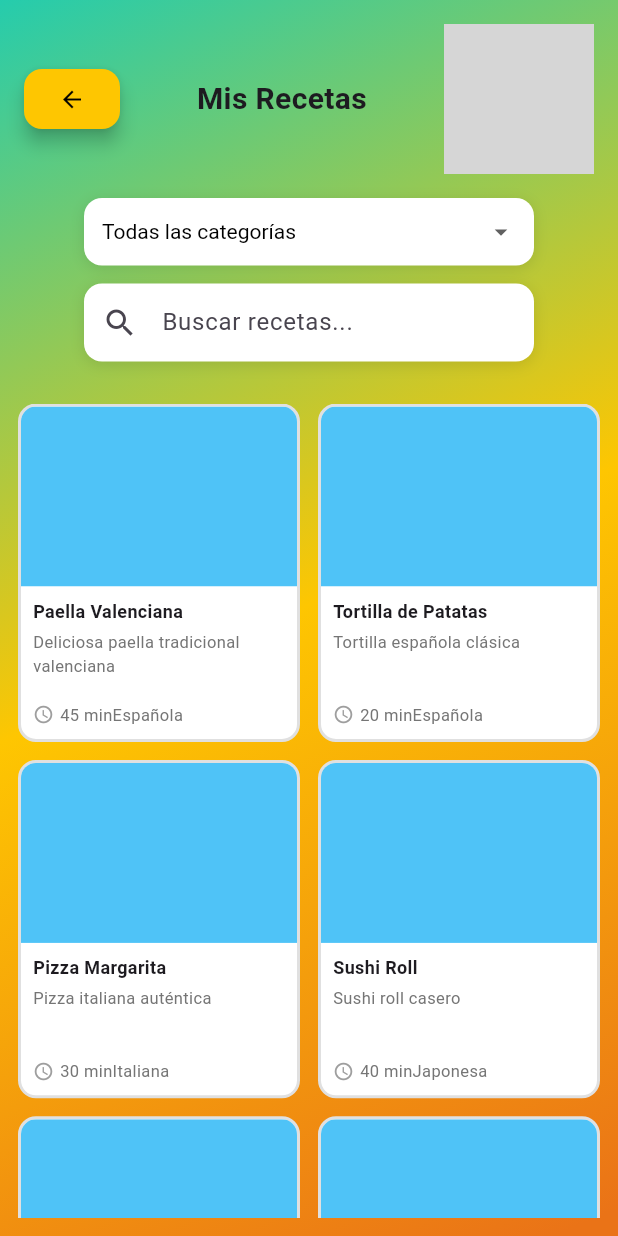
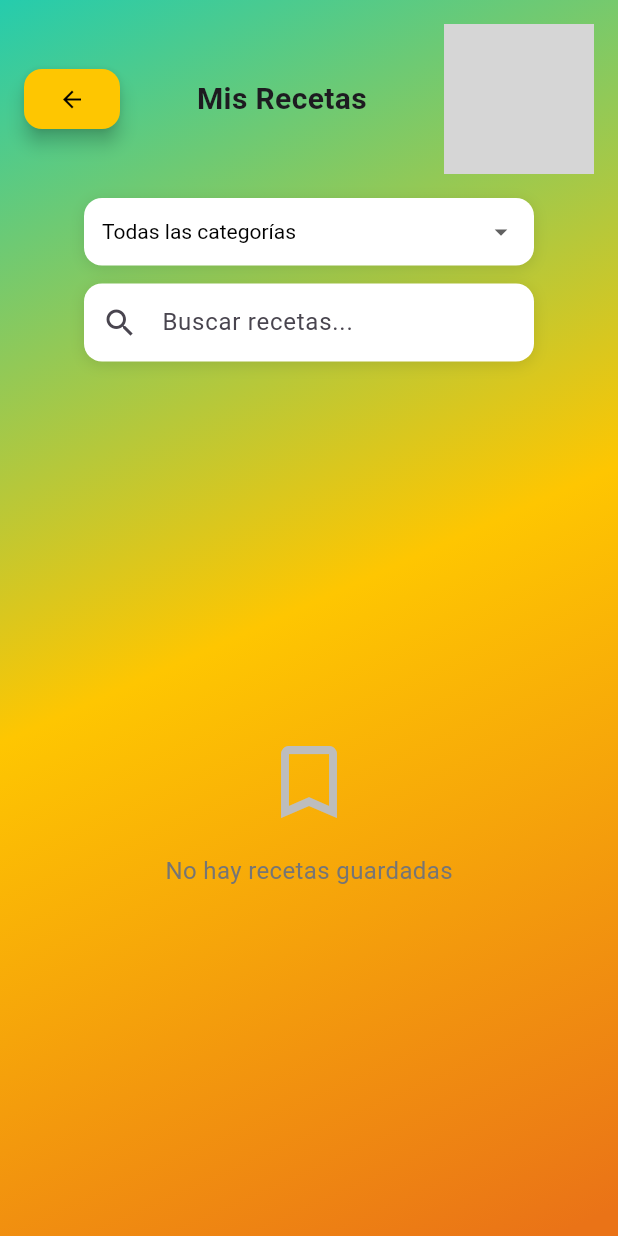
Before and after one commit to FranMejiasGlez/PROYECTO_APP_RECETAS, a Flutter app: the PantallaBiblioteca screen opened by its route, after a tap on "Mis Recetas", on a phone screen of 412 x 824 dp. Run offline on Flutter 3.47's test engine with Material 3 defaults, Android fonts, the phone set to English and light mode, and no system bars; missing offline and left inert: dart:js_interop; network calls fail; project files that could hold a hidden picture were left out; grey boxes are pictures that could not be loaded.

Commit message:
Feature: Crear receta ahora se guarda localmente y se va pasando por pantallas para poder mostrarla en biblioteca y mis recetas. Fix:Se cambia el gradiente por el AppTheme.getGradient

```diff
--- a/app_recetas/lib/screens/pantalla_biblioteca.dart
+++ b/app_recetas/lib/screens/pantalla_biblioteca.dart
@@ -1,21 +1,26 @@
 import 'package:app_recetas/config/routes.dart';
 import 'package:app_recetas/widgets/recipe/user_avatar.dart';
-
+import 'package:app_recetas/model/recipe.dart';
 import 'package:flutter/material.dart';
-
+import 'package:app_recetas/utils/app_theme.dart';
 import '../widgets/recipe/recipe_filter_dropdown.dart';
 import '../widgets/recipe/recipe_search_bar.dart';
 import '../widgets/recipe/recipe_card.dart';
 import '../widgets/recipe/recipe_carousel.dart';
 
 class PantallaBiblioteca extends StatefulWidget {
-  const PantallaBiblioteca({Key? key}) : super(key: key);
+  final List<Recipe>? listaRecetas;
+  const PantallaBiblioteca({
+    Key? key,
+    this.listaRecetas, // Recibe la lista de PantallaRecetas
+  }) : super(key: key);
 
   @override
   State<PantallaBiblioteca> createState() => _PantallaBibliotecaState();
 }
 
 class _PantallaBibliotecaState extends State<PantallaBiblioteca> {
+  List<Recipe>? _recetasLocales;
   final TextEditingController _searchController = TextEditingController();
   String _searchQuery = '';
   String _filtroSeleccionado = 'Todos';
@@ -58,6 +63,44 @@ class _PantallaBibliotecaState extends State<PantallaBiblioteca> {
     }).toList();
   }
 
+  /*  @override
+  void didChangeDependencies() {
+    super.didChangeDependencies();
+
+    // Leer argumentos SIEMPRE
+    final args = ModalRoute.of(context)?.settings.arguments;
+
+    if (args is List<Recipe>) {
+      setState(() {
+        _recetasLocales = args;
+      });
+      print('📚 Biblioteca recibió ${args.length} recetas'); // Debug
+    } else if (widget.listaRecetas != null) {
+      setState(() {
+        _recetasLocales = widget.listaRecetas;
+      });
+      print(
+        '📚 Biblioteca recibió ${widget.listaRecetas!.length} recetas del constructor',
+      ); // Debug
+    }
+  }*/
+  @override
+  void didChangeDependencies() {
+    super.didChangeDependencies();
+
+    // 2. Leer los argumentos de la ruta y guardarlos en _recetasLocales
+    if (_recetasLocales == null) {
+      final args = ModalRoute.of(context)?.settings.arguments;
+
+      if (args is List<Recipe>) {
+        _recetasLocales = args;
+      } else {
+        // En caso de que se navegue de otra forma, usar el constructor
+        _recetasLocales = widget.listaRecetas;
+      }
+    }
+  }
+
   @override
   void initState() {
     super.initState();
@@ -73,13 +116,7 @@ class _PantallaBibliotecaState extends State<PantallaBiblioteca> {
   Widget build(BuildContext context) {
     return Scaffold(
       body: Container(
-        decoration: const BoxDecoration(
-          gradient: LinearGradient(
-            begin: Alignment.topLeft,
-            end: Alignment(0.8, 1),
-            colors: [Color(0xFF25CCAD), Color(0xFFFEC601), Color(0xFFEA7317)],
-          ),
-        ),
+        decoration: BoxDecoration(gradient: AppTheme.appGradient),
         child: SafeArea(
           child: Column(
             children: [
@@ -113,9 +150,19 @@ class _PantallaBibliotecaState extends State<PantallaBiblioteca> {
                   ),
                   Padding(
                     padding: const EdgeInsets.fromLTRB(0, 10, 0, 0),
+
                     child: ElevatedButton.icon(
                       onPressed: () {
-                        Navigator.pushNamed(context, AppRoutes.misrecetas);
+                        print(
+                          '📖 Navegando a Mis Recetas con ${_recetasLocales?.length ?? 0} recetas',
+                        ); // Debug
+                        Navigator.pushNamed(
+                          context,
+
+                          AppRoutes.misrecetas,
+
+                          arguments: _recetasLocales,
+                        );
                       },
 
                       label: const Text('Mis Recetas'),
@@ -261,12 +308,14 @@ class _PantallaBibliotecaState extends State<PantallaBiblioteca> {
   Widget _buildHomeContent() {
     return SingleChildScrollView(
       child: Padding(
-        padding: EdgeInsetsGeometry.all(80),
+        padding: EdgeInsets.all(16),
         child: Column(
           children: [
             RecipeCarousel(
               title: 'Mis Recetas',
-              recipes: List.generate(10, (i) => 'Receta $i'),
+              recipes: _recetasLocales != null && _recetasLocales!.isNotEmpty
+                  ? _recetasLocales!.map((r) => r.nombre).toList()
+                  : ['No hay recetas'],
             ),
             RecipeCarousel(
               title: 'Guardados',
--- a/app_recetas/lib/screens/pantalla_misrecetas.dart
+++ b/app_recetas/lib/screens/pantalla_misrecetas.dart
@@ -7,15 +7,21 @@ import 'package:flutter/material.dart';
 import '../widgets/recipe/recipe_filter_dropdown.dart';
 import '../widgets/recipe/recipe_search_bar.dart';
 import '../widgets/recipe/recipe_card.dart';
+import 'package:app_recetas/utils/app_theme.dart';
 
 class PantallaMisRecetas extends StatefulWidget {
-  const PantallaMisRecetas({Key? key}) : super(key: key);
+  final List<Recipe>? lista;
+  const PantallaMisRecetas({
+    Key? key,
+    this.lista, // Recibe la nueva receta
+  }) : super(key: key);
 
   @override
   State<PantallaMisRecetas> createState() => _PantallaMisRecetasState();
 }
 
 class _PantallaMisRecetasState extends State<PantallaMisRecetas> {
+  List<Recipe> _recetasGuardadas = [];
   final TextEditingController _searchController = TextEditingController();
   String _searchQuery = '';
   String _filtroSeleccionado = 'Todos';
@@ -28,76 +34,14 @@ class _PantallaMisRecetasState extends State<PantallaMisRecetas> {
     'Mexicana',
   ];
 
-  final List<Recipe> _recetasGuardadas = [
-    Recipe(
-      nombre: 'Paella Valenciana',
-      categoria: 'Española',
-      descripcion: 'Deliciosa paella tradicional valenciana',
-      dificultad: 'Medio',
-      tiempo: '45 min',
-      servings: 4,
-      pasos: ['Paso 1', 'Paso 2', 'Paso 3'],
-      ingredientes: ['Arroz', 'Azafrán', 'Pollo'],
-    ),
-    Recipe(
-      nombre: 'Tortilla de Patatas',
-      categoria: 'Española',
-      descripcion: 'Tortilla española clásica',
-      dificultad: 'Fácil',
-      tiempo: '20 min',
-      servings: 3,
-      pasos: ['Paso 1', 'Paso 2'],
-      ingredientes: ['Patatas', 'Huevos', 'Cebolla'],
-    ),
-    Recipe(
-      nombre: 'Pizza Margarita',
-      categoria: 'Italiana',
-      descripcion: 'Pizza italiana auténtica',
-      dificultad: 'Medio',
-      tiempo: '30 min',
-      servings: 2,
-      pasos: ['Paso 1', 'Paso 2', 'Paso 3'],
-      ingredientes: ['Harina', 'Tomate', 'Mozzarella'],
-    ),
-    Recipe(
-      nombre: 'Sushi Roll',
-      categoria: 'Japonesa',
-      descripcion: 'Sushi roll casero',
-      dificultad: 'Difícil',
-      tiempo: '40 min',
-      servings: 2,
-      pasos: ['Paso 1', 'Paso 2', 'Paso 3', 'Paso 4'],
-      ingredientes: ['Arroz', 'Nori', 'Pepino', 'Aguacate'],
-    ),
-    Recipe(
-      nombre: 'Tacos al Pastor',
-      categoria: 'Mexicana',
-      descripcion: 'Tacos mexicanos tradicionales',
-      dificultad: 'Medio',
-      tiempo: '35 min',
-      servings: 4,
-      pasos: ['Paso 1', 'Paso 2', 'Paso 3'],
-      ingredientes: ['Carne', 'Tortillas', 'Cebolla'],
-    ),
-    Recipe(
-      nombre: 'Lasaña Boloñesa',
-      categoria: 'Italiana',
-      descripcion: 'Lasaña casera con salsa boloñesa',
-      dificultad: 'Medio',
-      tiempo: '50 min',
-      servings: 6,
-      pasos: ['Paso 1', 'Paso 2', 'Paso 3', 'Paso 4'],
-      ingredientes: ['Pasta', 'Carne molida', 'Tomate', 'Queso'],
-    ),
-  ];
-
   List<Recipe> get _recetasFiltradas {
     return _recetasGuardadas.where((receta) {
       final matchesSearch = receta.nombre.toLowerCase().contains(
         _searchQuery.toLowerCase(),
       );
       final matchesFilter =
-          _filtroSeleccionado == 'Todos' || receta.categoria == _filtroSeleccionado;
+          _filtroSeleccionado == 'Todos' ||
+          receta.categoria == _filtroSeleccionado;
       return matchesSearch && matchesFilter;
     }).toList();
   }
@@ -146,10 +90,7 @@ class _PantallaMisRecetasState extends State<PantallaMisRecetas> {
                   if (receta.descripcion.isNotEmpty)
                     Text(
                       receta.descripcion,
-                      style: TextStyle(
-                        fontSize: 14,
-                        color: Colors.grey[600],
-                      ),
+                      style: TextStyle(fontSize: 14, color: Colors.grey[600]),
                     ),
                   const SizedBox(height: 16),
                   Container(
@@ -325,6 +266,24 @@ class _PantallaMisRecetasState extends State<PantallaMisRecetas> {
   }
 
   @override
+  void didChangeDependencies() {
+    super.didChangeDependencies();
+
+    // Leer argumentos de la ruta SIEMPRE (quitar la condición isEmpty)
+    final args = ModalRoute.of(context)?.settings.arguments;
+
+    if (args is List<Recipe> && args.isNotEmpty) {
+      setState(() {
+        _recetasGuardadas = List<Recipe>.from(args);
+      });
+    } else if (widget.lista != null && widget.lista!.isNotEmpty) {
+      setState(() {
+        _recetasGuardadas = List<Recipe>.from(widget.lista!);
+      });
+    }
+  }
+
+  @override
   void initState() {
     super.initState();
   }
@@ -339,13 +298,7 @@ class _PantallaMisRecetasState extends State<PantallaMisRecetas> {
   Widget build(BuildContext context) {
     return Scaffold(
       body: Container(
-        decoration: const BoxDecoration(
-          gradient: LinearGradient(
-            begin: Alignment.topLeft,
-            end: Alignment(0.8, 1),
-            colors: [Color(0xFF25CCAD), Color(0xFFFEC601), Color(0xFFEA7317)],
-          ),
-        ),
+        decoration: BoxDecoration(gradient: AppTheme.appGradient),
         child: SafeArea(
           child: Column(
             children: [
@@ -491,7 +444,8 @@ class _PantallaMisRecetasState extends State<PantallaMisRecetas> {
     return LayoutBuilder(
       builder: (context, constraints) {
         final screenWidth = constraints.maxWidth;
-        final cardWidth = (screenWidth - 36) / 2; // 36 = padding(12*2) + spacing(12)
+        final cardWidth =
+            (screenWidth - 36) / 2; // 36 = padding(12*2) + spacing(12)
         final cardHeight = cardWidth * 1.2; // Proporción 1:1.2 para tarjetas
 
         return Padding(
--- a/app_recetas/lib/widgets/recipe/ventana_crear_receta.dart
+++ b/app_recetas/lib/widgets/recipe/ventana_crear_receta.dart
@@ -1,6 +1,5 @@
 import 'package:app_recetas/model/recipe.dart';
 import 'package:flutter/material.dart';
-
 
 class DialogoCrearReceta extends StatefulWidget {
   final List<String> categorias;
```
Also changed, not shown: app_recetas/lib/screens/pantalla_guardados.dart (+7 -14 lines), app_recetas/lib/screens/pantalla_recetas.dart (+34 -20 lines).
